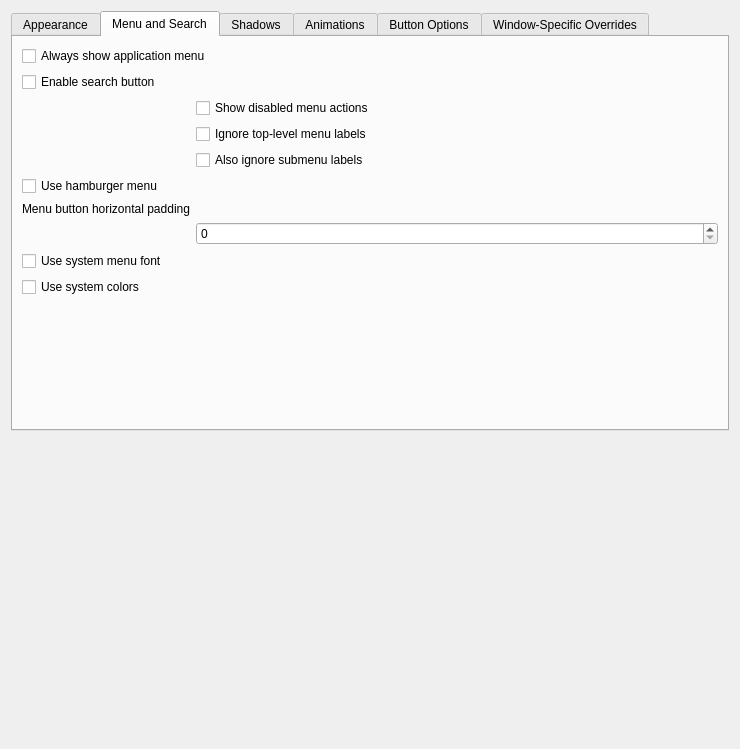
Before: the Qt Designer form src/kcm/config.ui in guiodic/material-decoration, drawn with Qt 5.
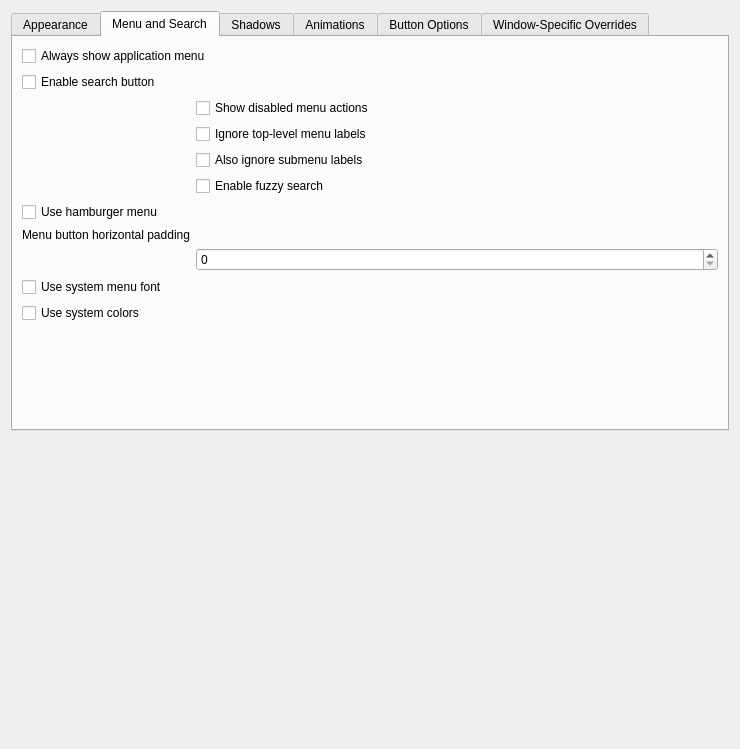
After: the same form once the commit is applied. The open tabs and pages were chosen to show the change. Custom widgets are drawn as their Qt base class.

Commit message: Implement fuzzy search (disabled by default)

Patch:
```diff
--- a/src/kcm/config.ui
+++ b/src/kcm/config.ui
@@ -232,31 +232,38 @@
          </property>
         </widget>
        </item>
-       <item row="5" column="0" colspan="2">
+       <item row="5" column="1">
+        <widget class="QCheckBox" name="kcfg_SearchFuzzyMatching">
+         <property name="text">
+          <string>Enable fuzzy search</string>
+         </property>
+        </widget>
+       </item>
+       <item row="6" column="0" colspan="2">
         <widget class="QCheckBox" name="kcfg_HamburgerMenu">
          <property name="text">
           <string>Use hamburger menu</string>
          </property>
         </widget>
        </item>
-       <item row="6" column="0">
+       <item row="7" column="0">
         <widget class="QLabel" name="label_5">
          <property name="text">
           <string>Menu button horizontal padding</string>
          </property>
         </widget>
        </item>
-       <item row="7" column="1">
+       <item row="8" column="1">
         <widget class="QSpinBox" name="kcfg_MenuButtonHorzPadding"/>
        </item>
-       <item row="8" column="0" colspan="2">
+       <item row="9" column="0" colspan="2">
         <widget class="QCheckBox" name="kcfg_UseSystemMenuFont">
          <property name="text">
           <string>Use system menu font</string>
          </property>
         </widget>
        </item>
-       <item row="9" column="0" colspan="2">
+       <item row="10" column="0" colspan="2">
         <widget class="QCheckBox" name="kcfg_UseSystemColors">
          <property name="text">
           <string>Use system colors</string>
```
The commit also changes 8 other files.
